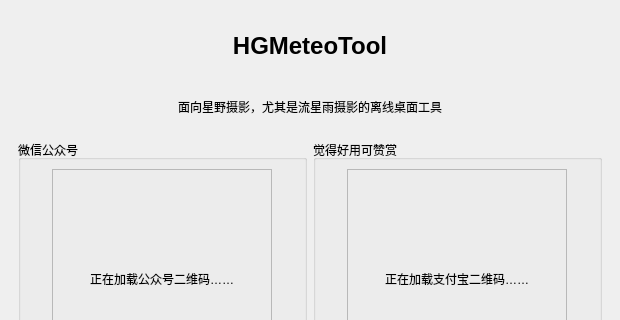
Above: meteoalign/ui/about_dialog.ui from HG731GZ/HGMeteoTool before the change; both pictures show x 0 to 620 and y 0 to 320 of the 620 by 560 pixel window. Below: the same form after it.
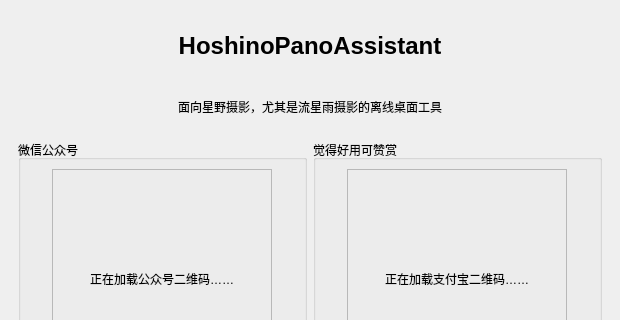
That is the form after the change.

Commit message: 修改关于页的软件名

```diff
--- a/meteoalign/ui/about_dialog.ui
+++ b/meteoalign/ui/about_dialog.ui
@@ -42,7 +42,7 @@
       </font>
      </property>
      <property name="text">
-      <string>HGMeteoTool</string>
+      <string>HoshinoPanoAssistant</string>
      </property>
      <property name="alignment">
       <set>Qt::AlignCenter</set>
```
Left out of the diff: 2 changed lines with no effect on the pictures. The commit also changes 2 other files.
